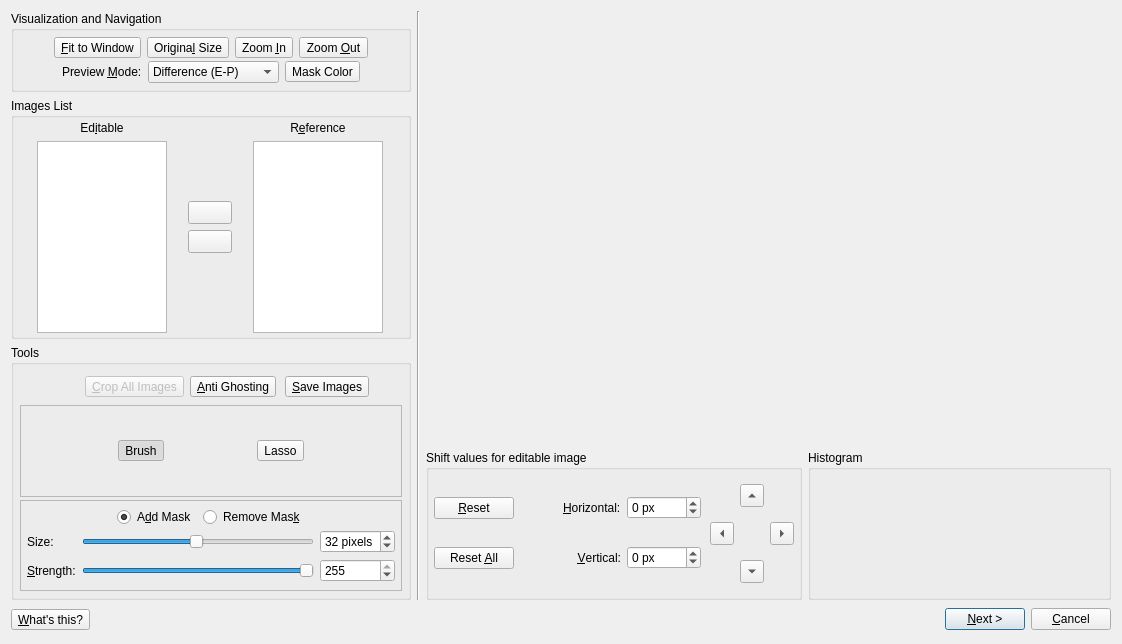
First picture: the form in src/HdrWizard/EditingTools.ui, repository LuminanceHDR/LuminanceHDR, before the edit.
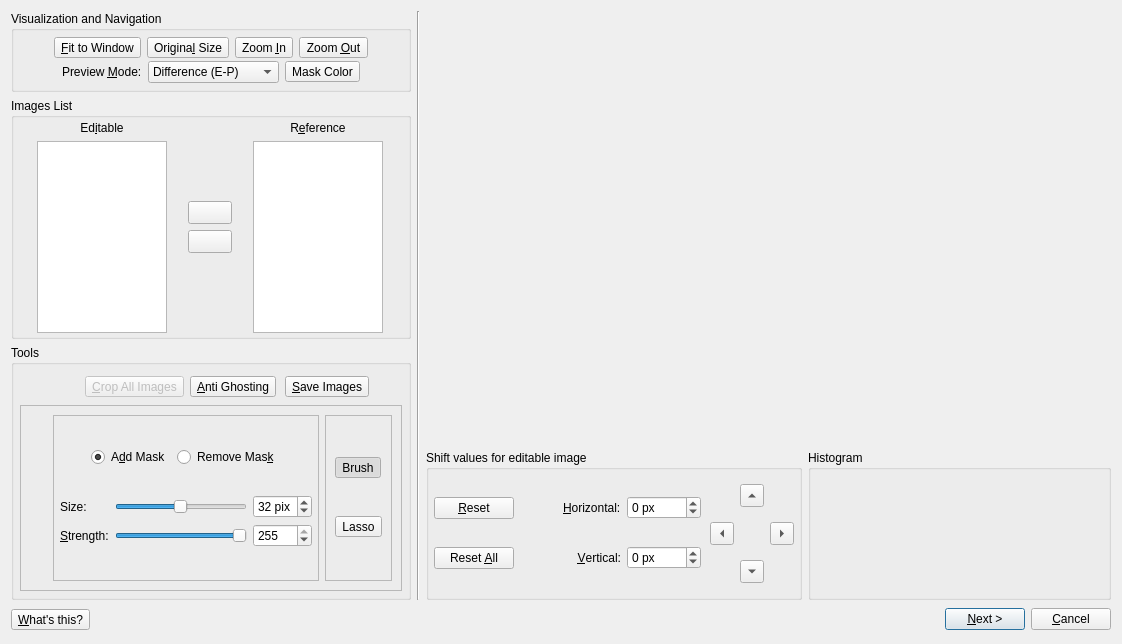
Second picture: the form after the edit. Icons and pictures are not drawn.

Commit message: [EditingTools]: Fix semi-transparent filling with lasso. Small changes in the UI

What changed in the file:
```diff
--- a/src/HdrWizard/EditingTools.ui
+++ b/src/HdrWizard/EditingTools.ui
@@ -628,10 +628,8 @@
               <property name="frameShadow">
                <enum>QFrame::Raised</enum>
               </property>
-              <layout class="QGridLayout" name="gridLayout_3">
+              <layout class="QGridLayout" name="gridLayout_5">
                <item row="0" column="0">
-                <layout class="QHBoxLayout" name="horizontalLayout">
-                 <item>
                   <spacer name="horizontalSpacer">
                    <property name="orientation">
                     <enum>Qt::Horizontal</enum>
@@ -644,93 +642,7 @@
                    </property>
                   </spacer>
                  </item>
-                 <item>
-                  <widget class="QToolButton" name="toolButtonPaint">
-                   <property name="toolTip">
-                    <string>Brush - Paint the mask using the brush</string>
-                   </property>
-                   <property name="text">
-                    <string>Brush</string>
-                   </property>
-                   <property name="icon">
-                    <iconset resource="../../icons.qrc">
-                     <normaloff>:/new/prefix1/images/brush_icon.png</normaloff>:/new/prefix1/images/brush_icon.png</iconset>
-                   </property>
-                   <property name="iconSize">
-                    <size>
-                     <width>32</width>
-                     <height>32</height>
-                    </size>
-                   </property>
-                   <property name="checkable">
-                    <bool>true</bool>
-                   </property>
-                   <property name="checked">
-                    <bool>true</bool>
-                   </property>
-                   <property name="autoExclusive">
-                    <bool>true</bool>
-                   </property>
-                  </widget>
-                 </item>
-                 <item>
-                  <spacer name="horizontalSpacer_3">
-                   <property name="orientation">
-                    <enum>Qt::Horizontal</enum>
-                   </property>
-                   <property name="sizeHint" stdset="0">
-                    <size>
-                     <width>40</width>
-                     <height>20</height>
-                    </size>
-                   </property>
-                  </spacer>
-                 </item>
-                 <item>
-                  <widget class="QToolButton" name="toolButtonPath">
-                   <property name="toolTip">
-                    <string>Lasso - Draw a free hand selection area</string>
-                   </property>
-                   <property name="text">
-                    <string>Lasso</string>
-                   </property>
-                   <property name="icon">
-                    <iconset resource="../../icons.qrc">
-                     <normaloff>:/new/prefix1/images/gimp-lasso.png</normaloff>:/new/prefix1/images/gimp-lasso.png</iconset>
-                   </property>
-                   <property name="iconSize">
-                    <size>
-                     <width>32</width>
-                     <height>32</height>
-                    </size>
-                   </property>
-                   <property name="checkable">
-                    <bool>true</bool>
-                   </property>
-                   <property name="autoExclusive">
-                    <bool>true</bool>
-                   </property>
-                  </widget>
-                 </item>
-                 <item>
-                  <spacer name="horizontalSpacer_2">
-                   <property name="orientation">
-                    <enum>Qt::Horizontal</enum>
-                   </property>
-                   <property name="sizeHint" stdset="0">
-                    <size>
-                     <width>40</width>
-                     <height>20</height>
-                    </size>
-                   </property>
-                  </spacer>
-                 </item>
-                </layout>
-               </item>
-              </layout>
-             </widget>
-            </item>
-            <item>
+               <item row="0" column="1">
              <widget class="QFrame" name="toolOptionsFrame">
               <property name="frameShape">
                <enum>QFrame::StyledPanel</enum>
@@ -861,7 +773,7 @@
                  <item row="0" column="2">
                   <widget class="QSpinBox" name="agBrushSizeQSpinbox">
                    <property name="suffix">
-                    <string> pixels</string>
+                       <string> pix</string>
                    </property>
                    <property name="minimum">
                     <number>1</number>
@@ -885,6 +797,76 @@
                   </widget>
                  </item>
                 </layout>
+                  </item>
+                 </layout>
+                </widget>
+               </item>
+               <item row="0" column="2">
+                <widget class="QFrame" name="frame">
+                 <property name="frameShape">
+                  <enum>QFrame::StyledPanel</enum>
+                 </property>
+                 <property name="frameShadow">
+                  <enum>QFrame::Raised</enum>
+                 </property>
+                 <layout class="QGridLayout" name="gridLayout_3">
+                  <item row="0" column="0">
+                   <widget class="QToolButton" name="toolButtonPaint">
+                    <property name="toolTip">
+                     <string>Brush - Paint the mask using the brush</string>
+                    </property>
+                    <property name="text">
+                     <string>Brush</string>
+                    </property>
+                    <property name="icon">
+                     <iconset resource="../../icons.qrc">
+                      <normaloff>:/new/prefix1/images/brush_icon.png</normaloff>:/new/prefix1/images/brush_icon.png</iconset>
+                    </property>
+                    <property name="iconSize">
+                     <size>
+                      <width>32</width>
+                      <height>32</height>
+                     </size>
+                    </property>
+                    <property name="checkable">
+                     <bool>true</bool>
+                    </property>
+                    <property name="checked">
+                     <bool>true</bool>
+                    </property>
+                    <property name="autoExclusive">
+                     <bool>true</bool>
+                    </property>
+                   </widget>
+                  </item>
+                  <item row="1" column="0">
+                   <widget class="QToolButton" name="toolButtonPath">
+                    <property name="toolTip">
+                     <string>Lasso - Draw a free hand selection area</string>
+                    </property>
+                    <property name="text">
+                     <string>Lasso</string>
+                    </property>
+                    <property name="icon">
+                     <iconset resource="../../icons.qrc">
+                      <normaloff>:/new/prefix1/images/gimp-lasso.png</normaloff>:/new/prefix1/images/gimp-lasso.png</iconset>
+                    </property>
+                    <property name="iconSize">
+                     <size>
+                      <width>32</width>
+                      <height>32</height>
+                     </size>
+                    </property>
+                    <property name="checkable">
+                     <bool>true</bool>
+                    </property>
+                    <property name="autoExclusive">
+                     <bool>true</bool>
+                    </property>
+                   </widget>
+                  </item>
+                 </layout>
+                </widget>
                </item>
               </layout>
              </widget>
```
Left out of the diff: 12 changed lines with no effect on the pictures. Lines whose indentation alone changed are shown as unchanged. The commit also changes 2 other files.
